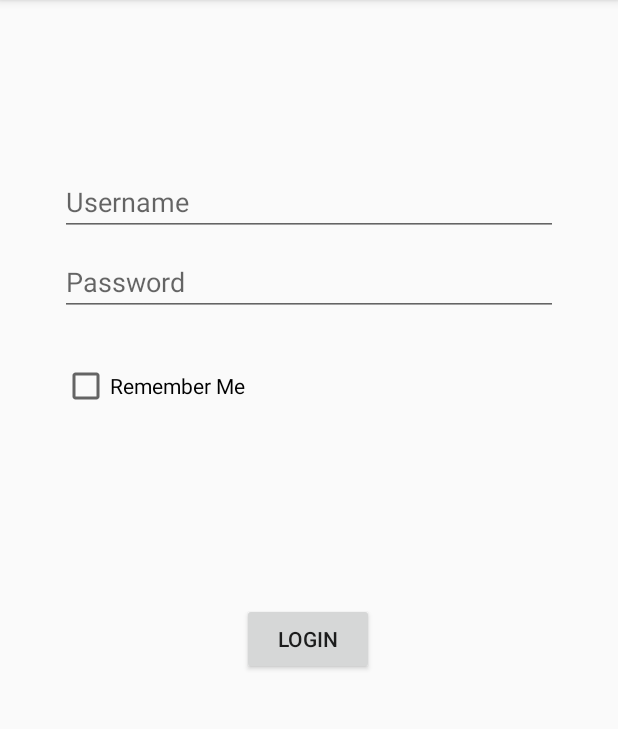
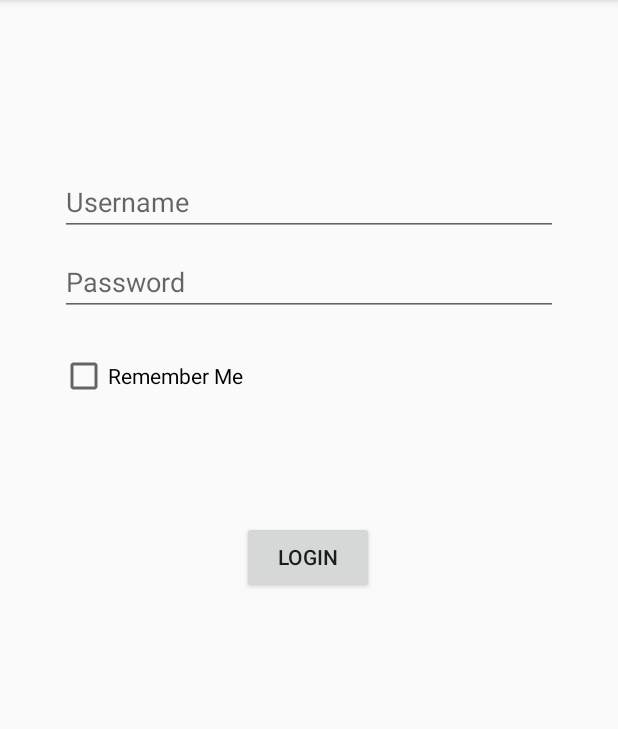
Before and after one commit to Steampunk1453/todo-task-manager-android, an Android app: the screen it shows after launch (MainActivity), after a tap on "LOGIN", on a phone screen of 412 x 824 dp, the part 84-813 px from its top. Run offline under Robolectric (Android 15) with nearby library versions, the phone set to English and light mode, and no system bars; our stand-ins replace Timber, data binding.

Commit message:
Update login flow and correct minor bugs

```diff
--- a/app/src/main/java/org/task/manager/domain/model/AuthenticationState.kt
+++ b/app/src/main/java/org/task/manager/domain/model/AuthenticationState.kt
@@ -1,5 +1,7 @@
 package org.task.manager.domain.model
 
 enum class AuthenticationState {
-    AUTHENTICATED, UNAUTHENTICATED, INVALID_AUTHENTICATION
+    AUTHENTICATED,
+    UNAUTHENTICATED,
+    INVALID_AUTHENTICATION
 }
--- a/app/src/main/java/org/task/manager/domain/usecase/LogoutUser.kt
+++ b/app/src/main/java/org/task/manager/domain/usecase/LogoutUser.kt
@@ -4,7 +4,7 @@ import org.task.manager.shared.service.SessionManagerService
 
 class LogoutUser(private val sessionManagerService: SessionManagerService) {
 
-    suspend fun execute() {
+    fun execute() {
         sessionManagerService.removeAuthToken()
     }
 }
--- a/app/src/main/java/org/task/manager/presentation/login/LoginFragment.kt
+++ b/app/src/main/java/org/task/manager/presentation/login/LoginFragment.kt
@@ -45,7 +45,7 @@ class LoginFragment : Fragment(), ViewElements {
 
         requireActivity().onBackPressedDispatcher.addCallback(viewLifecycleOwner) {
             loginViewModel.refuseAuthentication()
-            navController.popBackStack(R.id.main_fragment, false)
+            navController.navigate(R.id.main_fragment)
         }
 
         loginViewModel.authenticationResult.observe(viewLifecycleOwner, Observer { authenticationResult ->
--- /dev/null
+++ b/app/src/main/java/org/task/manager/presentation/login/LogoutState.kt
@@ -0,0 +1,5 @@
+package org.task.manager.presentation.login
+
+enum class LogoutState {
+    LOGOUT_COMPLETE
+}
--- a/app/src/main/java/org/task/manager/presentation/registration/RegistrationFragment.kt
+++ b/app/src/main/java/org/task/manager/presentation/registration/RegistrationFragment.kt
@@ -53,7 +53,7 @@ class RegistrationFragment : Fragment(), ViewElements {
 
         registrationViewModel.registrationState.observe(
             viewLifecycleOwner, Observer { state ->
-                if (state == RegistrationViewModel.RegistrationState.REGISTRATION_COMPLETED) {
+                if (state == RegistrationState.REGISTRATION_COMPLETED) {
                     showMessage("Successful register")
                     navController.navigate(R.id.login_fragment)
                 }
@@ -63,7 +63,7 @@ class RegistrationFragment : Fragment(), ViewElements {
 
         requireActivity().onBackPressedDispatcher.addCallback(viewLifecycleOwner) {
             registrationViewModel.userCancelledRegistration()
-            navController.popBackStack(R.id.main_fragment, false)
+            navController.navigate(R.id.main_fragment)
         }
 
     }
--- /dev/null
+++ b/app/src/main/java/org/task/manager/presentation/registration/RegistrationState.kt
@@ -0,0 +1,6 @@
+package org.task.manager.presentation.registration
+
+enum class RegistrationState {
+    COLLECT_PROFILE_DATA,
+    REGISTRATION_COMPLETED
+}
--- a/app/src/main/java/org/task/manager/presentation/registration/RegistrationViewModel.kt
+++ b/app/src/main/java/org/task/manager/presentation/registration/RegistrationViewModel.kt
@@ -13,11 +13,6 @@ class RegistrationViewModel(private val registerUser: RegisterUser) : ViewModel(
 
     private val coroutineScope = CoroutineScope(Dispatchers.IO)
 
-    enum class RegistrationState {
-        COLLECT_PROFILE_DATA,
-        REGISTRATION_COMPLETED
-    }
-
     val registrationState = MutableLiveData<RegistrationState>(RegistrationState.COLLECT_PROFILE_DATA)
 
     fun createAccount(username: String, email: String, password: String) {
@@ -32,7 +27,6 @@ class RegistrationViewModel(private val registerUser: RegisterUser) : ViewModel(
     fun userCancelledRegistration(): Boolean {
         // Clear existing registration data
         registrationState.value = RegistrationState.COLLECT_PROFILE_DATA
-//        authToken = ""
         return true
     }
 
--- a/app/src/main/res/layout/fragment_login.xml
+++ b/app/src/main/res/layout/fragment_login.xml
@@ -45,9 +45,10 @@
 
     <CheckBox
         android:id="@+id/rememberMe"
-        android:layout_width="328dp"
-        android:layout_height="61dp"
-        android:layout_marginTop="16dp"
+        android:layout_width="0dp"
+        android:layout_height="wrap_content"
+        android:layout_marginStart="24dp"
+        android:layout_marginTop="24dp"
         android:text="@string/prompt_remember"
         app:layout_constraintEnd_toEndOf="parent"
         app:layout_constraintHorizontal_bias="0.481"
@@ -69,7 +70,7 @@
         app:layout_constraintEnd_toEndOf="parent"
         app:layout_constraintHorizontal_bias="0.497"
         app:layout_constraintStart_toStartOf="parent"
-        app:layout_constraintTop_toBottomOf="@+id/rememberMe"
+        app:layout_constraintTop_toBottomOf="@+id/password"
         app:layout_constraintVertical_bias="0.292" />
 
 
@@ -84,8 +85,8 @@
         android:layout_marginEnd="32dp"
         android:layout_marginBottom="64dp"
         app:layout_constraintBottom_toBottomOf="parent"
-        app:layout_constraintEnd_toEndOf="@+id/login"
-        app:layout_constraintStart_toStartOf="@+id/login"
+        app:layout_constraintEnd_toEndOf="@+id/password"
+        app:layout_constraintStart_toStartOf="@+id/password"
         app:layout_constraintTop_toTopOf="parent"
         app:layout_constraintVertical_bias="0.3" />
 
```
Also changed, not shown: app/src/main/java/org/task/manager/presentation/MainFragment.kt (+9 -6 lines), app/src/main/java/org/task/manager/presentation/login/LoginViewModel.kt (+6 -11 lines).
